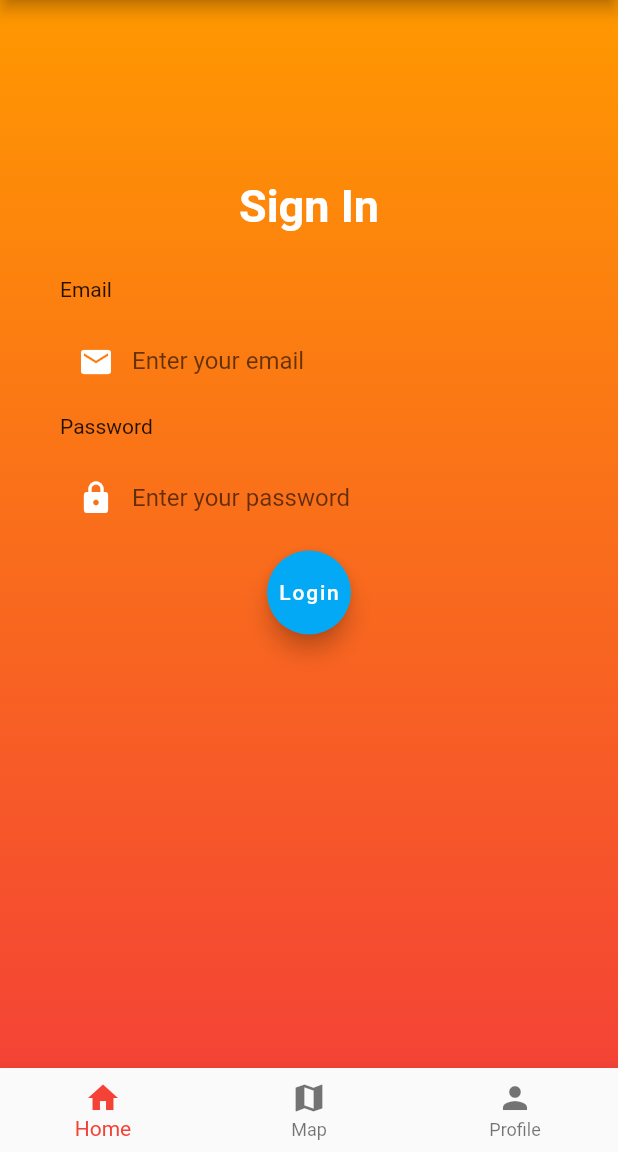
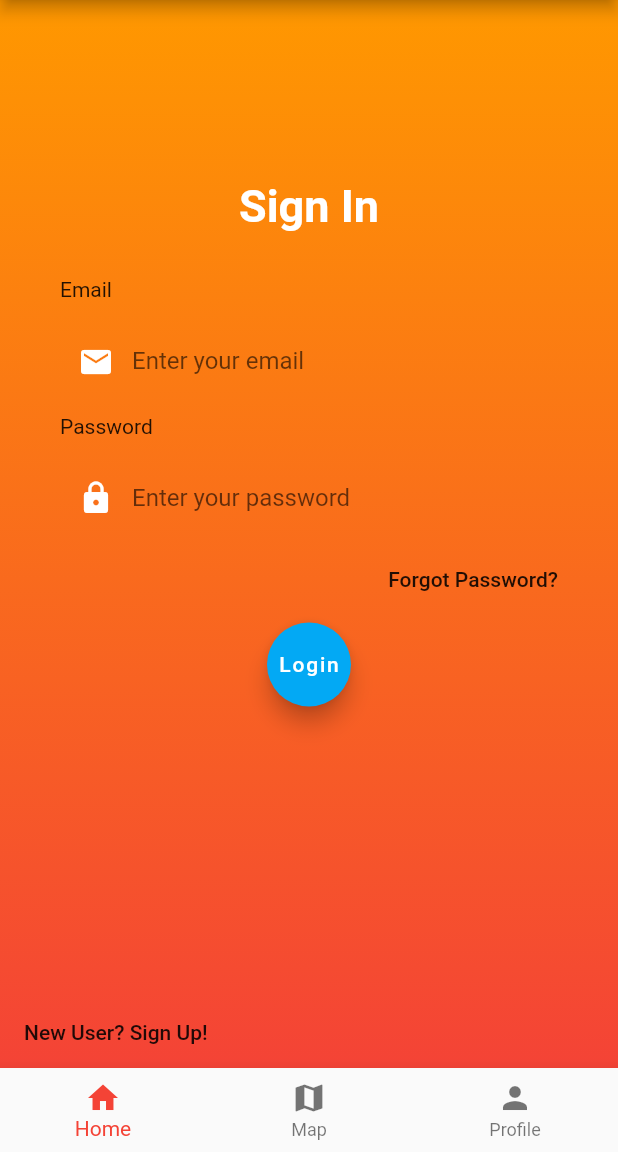
Before and after one commit to bburkey49/food_truck_finder, a Flutter app: the screen it shows after launch, on a phone screen of 412 x 824 dp, the part 84-1236 px from its top. Run offline on Flutter 3.47's test engine with Material 2 defaults, Android fonts, the phone set to English and light mode, and no system bars; Roboto replaces fonts that are missing (OpenSans).

Commit message:
added register page route

```diff
--- a/food_truck_finder/lib/login.dart
+++ b/food_truck_finder/lib/login.dart
@@ -70,10 +70,24 @@ class _LoginState extends State<Login> {
                     hintText: 'Enter your password'
                 ),
               )
-          )
+          ),
+
         ]
     );
 
+  }
+
+  Widget _forgotPassword() {
+    return Container(
+      alignment: Alignment.centerRight,
+      child: FlatButton(
+        onPressed: () { },
+        padding: EdgeInsets.only(right: 0.0),
+        child: Text(
+          'Forgot Password?'
+        )
+      )
+    );
   }
 
   Widget _buildLoginButton() {
@@ -85,8 +99,25 @@ class _LoginState extends State<Login> {
         );
       },
       child: Text(
-          'Login'
+        'Login',
+
       ),
+    );
+  }
+
+  Widget _newUserButton() {
+    return Container(
+      alignment: Alignment.bottomLeft,
+      child: FlatButton(
+        onPressed: () {
+          Navigator.of(context).pushNamed(
+            '/sign_up'
+          );
+        },
+        child: Text(
+          'New User? Sign Up!'
+        )
+      )
     );
   }
 
@@ -133,11 +164,21 @@ class _LoginState extends State<Login> {
                   _buildEmail(),
                   SizedBox(height: 5.0),
                   _buildPassword(),
+                  _forgotPassword(),
                   SizedBox(height: 5.0),
                   _buildLoginButton(),
                 ],
               )
             )
+          ),
+          Container(
+            child: Column(
+              mainAxisAlignment: MainAxisAlignment.end,
+              children: <Widget>[
+                _newUserButton()
+              ],
+            )
+
           )
         ],
       )
--- a/food_truck_finder/lib/route_generator.dart
+++ b/food_truck_finder/lib/route_generator.dart
@@ -1,5 +1,6 @@
 import 'package:flutter/material.dart';
 import 'package:food_truck_finder/landing_page.dart';
+import 'package:food_truck_finder/sign_up.dart';
 import 'home_widget.dart';
 
 class RouteGenerator {
@@ -12,6 +13,9 @@ class RouteGenerator {
 
       case '/home':
         return MaterialPageRoute(builder: (_) => Home());
+
+      case '/sign_up':
+        return MaterialPageRoute(builder: (_) => SignUp());
     }
   }
 }
```
